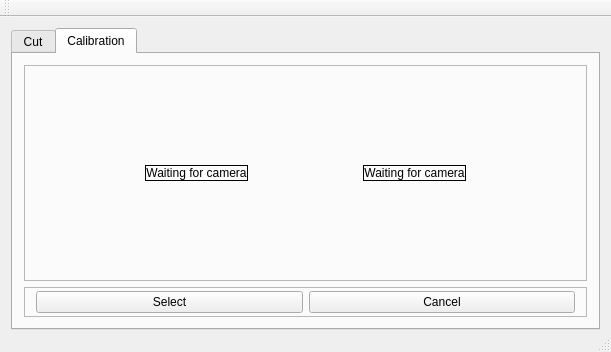
quique0194/UmayuxVsss, file mainwindow.ui: the form before one commit.
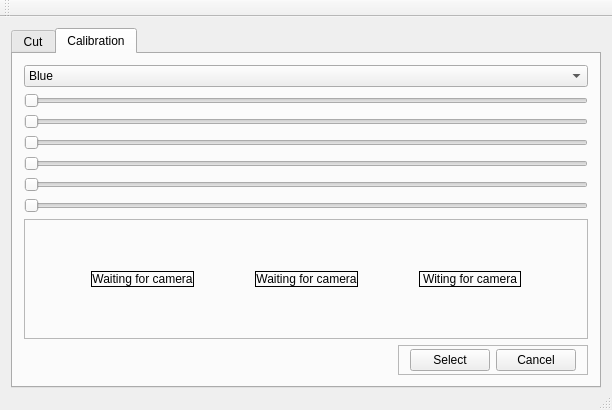
The form after the commit. Custom widgets are drawn as their Qt base class.

Commit message: Show binarized image

What changed in the file:
```diff
--- a/mainwindow.ui
+++ b/mainwindow.ui
@@ -6,8 +6,8 @@
    <rect>
     <x>0</x>
     <y>0</y>
-    <width>611</width>
-    <height>352</height>
+    <width>612</width>
+    <height>410</height>
    </rect>
   </property>
   <property name="baseSize">
@@ -128,6 +128,100 @@
         <string>Calibration</string>
        </attribute>
        <layout class="QVBoxLayout" name="verticalLayout_3">
+        <item>
+         <widget class="QComboBox" name="currentCalibColor">
+          <item>
+           <property name="text">
+            <string>Blue</string>
+           </property>
+          </item>
+          <item>
+           <property name="text">
+            <string>Yellow</string>
+           </property>
+          </item>
+          <item>
+           <property name="text">
+            <string>Orange</string>
+           </property>
+          </item>
+          <item>
+           <property name="text">
+            <string>Red</string>
+           </property>
+          </item>
+          <item>
+           <property name="text">
+            <string>Green</string>
+           </property>
+          </item>
+          <item>
+           <property name="text">
+            <string>Skyblue</string>
+           </property>
+          </item>
+         </widget>
+        </item>
+        <item>
+         <widget class="QSlider" name="slider0">
+          <property name="maximum">
+           <number>255</number>
+          </property>
+          <property name="orientation">
+           <enum>Qt::Horizontal</enum>
+          </property>
+         </widget>
+        </item>
+        <item>
+         <widget class="QSlider" name="slider1">
+          <property name="maximum">
+           <number>255</number>
+          </property>
+          <property name="orientation">
+           <enum>Qt::Horizontal</enum>
+          </property>
+         </widget>
+        </item>
+        <item>
+         <widget class="QSlider" name="slider2">
+          <property name="maximum">
+           <number>255</number>
+          </property>
+          <property name="orientation">
+           <enum>Qt::Horizontal</enum>
+          </property>
+         </widget>
+        </item>
+        <item>
+         <widget class="QSlider" name="slider3">
+          <property name="maximum">
+           <number>255</number>
+          </property>
+          <property name="orientation">
+           <enum>Qt::Horizontal</enum>
+          </property>
+         </widget>
+        </item>
+        <item>
+         <widget class="QSlider" name="slider4">
+          <property name="maximum">
+           <number>255</number>
+          </property>
+          <property name="orientation">
+           <enum>Qt::Horizontal</enum>
+          </property>
+         </widget>
+        </item>
+        <item>
+         <widget class="QSlider" name="slider5">
+          <property name="maximum">
+           <number>255</number>
+          </property>
+          <property name="orientation">
+           <enum>Qt::Horizontal</enum>
+          </property>
+         </widget>
+        </item>
         <item>
          <widget class="QFrame" name="frame_3">
           <property name="frameShape">
@@ -187,16 +281,41 @@
              </property>
             </widget>
            </item>
+           <item>
+            <widget class="ShowInRangeWidget" name="showBinarized">
+             <property name="sizePolicy">
+              <sizepolicy hsizetype="Fixed" vsizetype="Fixed">
+               <horstretch>0</horstretch>
+               <verstretch>0</verstretch>
+              </sizepolicy>
+             </property>
+             <property name="baseSize">
+              <size>
+               <width>400</width>
+               <height>300</height>
+              </size>
+             </property>
+             <property name="frameShape">
+              <enum>QFrame::Box</enum>
+             </property>
+             <property name="text">
+              <string>Witing for camera</string>
+             </property>
+            </widget>
+           </item>
           </layout>
          </widget>
         </item>
         <item>
          <widget class="QFrame" name="frame_4">
-          <property name="maximumSize">
-           <size>
-            <width>16777215</width>
-            <height>30</height>
-           </size>
+          <property name="sizePolicy">
+           <sizepolicy hsizetype="Fixed" vsizetype="Fixed">
+            <horstretch>0</horstretch>
+            <verstretch>0</verstretch>
+           </sizepolicy>
+          </property>
+          <property name="layoutDirection">
+           <enum>Qt::RightToLeft</enum>
           </property>
           <property name="frameShape">
            <enum>QFrame::StyledPanel</enum>
@@ -211,13 +330,6 @@
            <property name="bottomMargin">
             <number>3</number>
            </property>
-           <item>
-            <widget class="QPushButton" name="selectAreaBtn">
-             <property name="text">
-              <string>Select</string>
-             </property>
-            </widget>
-           </item>
            <item>
             <widget class="QPushButton" name="cancelAreaBtn">
              <property name="text">
@@ -225,6 +337,13 @@
              </property>
             </widget>
            </item>
+           <item>
+            <widget class="QPushButton" name="selectAreaBtn">
+             <property name="text">
+              <string>Select</string>
+             </property>
+            </widget>
+           </item>
           </layout>
          </widget>
         </item>
@@ -276,6 +395,11 @@
    <extends>QLabel</extends>
    <header>showimagewidget.h</header>
   </customwidget>
+  <customwidget>
+   <class>ShowInRangeWidget</class>
+   <extends>QLabel</extends>
+   <header>showinrangewidget.h</header>
+  </customwidget>
  </customwidgets>
  <resources/>
  <connections/>
```
Left out of the diff: 2 changed lines with no effect on the pictures. The commit also changes 6 other files.
